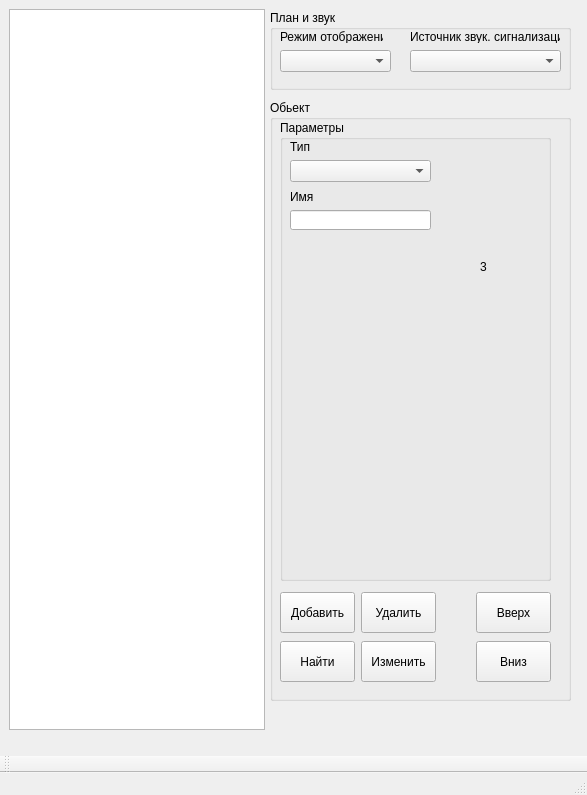
Old version of the form m_cfg/MainWindowCFG.ui in the repository xXRadioHeadXx/start7.
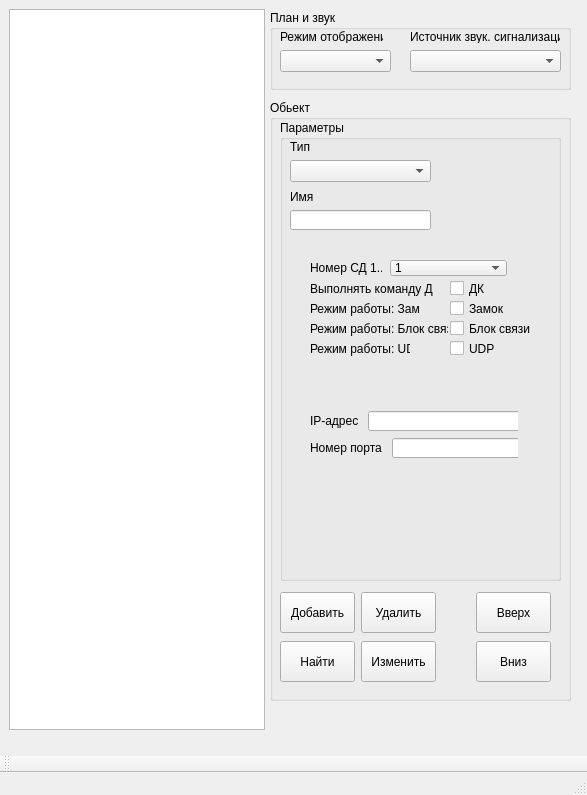
New version of the form. The open tabs and pages were chosen to show the change.

Commit message: Add changing CD type unit option

The edit to the form file:
```diff
--- a/m_cfg/MainWindowCFG.ui
+++ b/m_cfg/MainWindowCFG.ui
@@ -190,7 +190,7 @@
       <rect>
        <x>10</x>
        <y>20</y>
-       <width>271</width>
+       <width>281</width>
        <height>461</height>
       </rect>
      </property>
@@ -249,7 +249,7 @@
         <x>20</x>
         <y>120</y>
         <width>241</width>
-        <height>311</height>
+        <height>161</height>
        </rect>
       </property>
       <property name="currentIndex">
@@ -285,20 +285,174 @@
         </property>
        </widget>
       </widget>
-      <widget class="QWidget" name="page_3">
-       <widget class="QLabel" name="label_5">
+      <widget class="QWidget" name="CD_BL_IP_groupbox">
+       <widget class="QComboBox" name="CD_comboBox_Num2">
         <property name="geometry">
          <rect>
-          <x>180</x>
+          <x>90</x>
           <y>20</y>
-          <width>47</width>
-          <height>13</height>
+          <width>117</width>
+          <height>16</height>
          </rect>
         </property>
+        <item>
+         <property name="text">
+          <string>1</string>
+         </property>
+        </item>
+        <item>
+         <property name="text">
+          <string>2</string>
+         </property>
+        </item>
+        <item>
+         <property name="text">
+          <string>3</string>
+         </property>
+        </item>
+        <item>
+         <property name="text">
+          <string>4</string>
+         </property>
+        </item>
+        <item>
+         <property name="text">
+          <string>5</string>
+         </property>
+        </item>
+        <item>
+         <property name="text">
+          <string>6</string>
+         </property>
+        </item>
+        <item>
+         <property name="text">
+          <string>7</string>
+         </property>
+        </item>
+        <item>
+         <property name="text">
+          <string>8</string>
+         </property>
+        </item>
+       </widget>
+       <widget class="QLabel" name="CD_label_Num2_2">
+        <property name="geometry">
+         <rect>
+          <x>10</x>
+          <y>20</y>
+          <width>72</width>
+          <height>16</height>
+         </rect>
+        </property>
         <property name="text">
-         <string>3</string>
+         <string>Номер СД 1..8</string>
         </property>
        </widget>
+       <widget class="QLabel" name="CD_label_6">
+        <property name="geometry">
+         <rect>
+          <x>10</x>
+          <y>60</y>
+          <width>110</width>
+          <height>17</height>
+         </rect>
+        </property>
+        <property name="text">
+         <string>Режим работы: Замок</string>
+        </property>
+       </widget>
+       <widget class="QLabel" name="CD_label_7">
+        <property name="geometry">
+         <rect>
+          <x>10</x>
+          <y>100</y>
+          <width>100</width>
+          <height>17</height>
+         </rect>
+        </property>
+        <property name="text">
+         <string>Режим работы: UDP</string>
+        </property>
+       </widget>
+       <widget class="QLabel" name="CD_label_8">
+        <property name="geometry">
+         <rect>
+          <x>10</x>
+          <y>40</y>
+          <width>123</width>
+          <height>17</height>
+         </rect>
+        </property>
+        <property name="text">
+         <string>Выполнять команду ДК </string>
+        </property>
+       </widget>
+       <widget class="QLabel" name="CD_label_9">
+        <property name="geometry">
+         <rect>
+          <x>10</x>
+          <y>80</y>
+          <width>138</width>
+          <height>17</height>
+         </rect>
+        </property>
+        <property name="text">
+         <string>Режим работы: Блок связи </string>
+        </property>
+       </widget>
+       <widget class="QCheckBox" name="CD_DK_checkBox">
+        <property name="geometry">
+         <rect>
+          <x>150</x>
+          <y>40</y>
+          <width>70</width>
+          <height>17</height>
+         </rect>
+        </property>
+        <property name="text">
+         <string>ДК</string>
+        </property>
+       </widget>
+       <widget class="QCheckBox" name="CD_Bazalt_checkBox">
+        <property name="geometry">
+         <rect>
+          <x>150</x>
+          <y>60</y>
+          <width>70</width>
+          <height>17</height>
+         </rect>
+        </property>
+        <property name="text">
+         <string>Замок</string>
+        </property>
+       </widget>
+       <widget class="QCheckBox" name="CD_connectblock_checkBox">
+        <property name="geometry">
+         <rect>
+          <x>150</x>
+          <y>80</y>
+          <width>81</width>
+          <height>17</height>
+         </rect>
+        </property>
+        <property name="text">
+         <string>Блок связи</string>
+        </property>
+       </widget>
+       <widget class="QCheckBox" name="CD_UdpUse_checkBox">
+        <property name="geometry">
+         <rect>
+          <x>150</x>
+          <y>100</y>
+          <width>70</width>
+          <height>17</height>
+         </rect>
+        </property>
+        <property name="text">
+         <string>UDP</string>
+        </property>
+       </widget>
       </widget>
       <widget class="QWidget" name="page_4">
        <widget class="QLabel" name="label_6">
@@ -346,8 +500,96 @@
        </widget>
       </widget>
      </widget>
+     <widget class="QWidget" name="widget" native="true">
+      <property name="geometry">
+       <rect>
+        <x>30</x>
+        <y>290</y>
+        <width>208</width>
+        <height>51</height>
+       </rect>
+      </property>
+      <property name="sizePolicy">
+       <sizepolicy hsizetype="Preferred" vsizetype="Fixed">
+        <horstretch>0</horstretch>
+        <verstretch>0</verstretch>
+       </sizepolicy>
+      </property>
+      <property name="minimumSize">
+       <size>
+        <width>208</width>
+        <height>51</height>
+       </size>
+      </property>
+      <property name="maximumSize">
+       <size>
+        <width>308</width>
+        <height>500</height>
+       </size>
+      </property>
+      <layout class="QGridLayout" name="gridLayout_2">
+       <item row="0" column="0">
+        <widget class="QLabel" name="CD_label_4">
+         <property name="text">
+          <string>IP-адрес </string>
+         </property>
+        </widget>
+       </item>
+       <item row="0" column="1" colspan="2">
+        <widget class="QLineEdit" name="UdpAdress_lineEdit">
+         <property name="sizePolicy">
+          <sizepolicy hsizetype="Fixed" vsizetype="Fixed">
+           <horstretch>0</horstretch>
+           <verstretch>0</verstretch>
+          </sizepolicy>
+         </property>
+         <property name="minimumSize">
+          <size>
+           <width>153</width>
+           <height>20</height>
+          </size>
+         </property>
+         <property name="maximumSize">
+          <size>
+           <width>153</width>
+           <height>20</height>
+          </size>
+         </property>
+        </widget>
+       </item>
+       <item row="1" column="0" colspan="2">
+        <widget class="QLabel" name="CD_label_5">
+         <property name="text">
+          <string>Номер порта </string>
+         </property>
+        </widget>
+       </item>
+       <item row="1" column="2">
+        <widget class="QLineEdit" name="UpdPort_lineEdit">
+         <property name="sizePolicy">
+          <sizepolicy hsizetype="Fixed" vsizetype="Fixed">
+           <horstretch>0</horstretch>
+           <verstretch>0</verstretch>
+          </sizepolicy>
+         </property>
+         <property name="minimumSize">
+          <size>
+           <width>133</width>
+           <height>20</height>
+          </size>
+         </property>
+         <property name="maximumSize">
+          <size>
+           <width>133</width>
+           <height>20</height>
+          </size>
+         </property>
+        </widget>
+       </item>
+      </layout>
+     </widget>
     </widget>
-    <widget class="QWidget" name="" native="true">
+    <widget class="QWidget" name="widget" native="true">
      <property name="geometry">
       <rect>
        <x>0</x>
@@ -357,7 +599,7 @@
       </rect>
      </property>
     </widget>
-    <widget class="QWidget" name="">
+    <widget class="QWidget" name="layoutWidget">
      <property name="geometry">
       <rect>
        <x>10</x>
```
Left out of the diff: 52 changed lines with no effect on the pictures. The commit also changes 2 other files.
